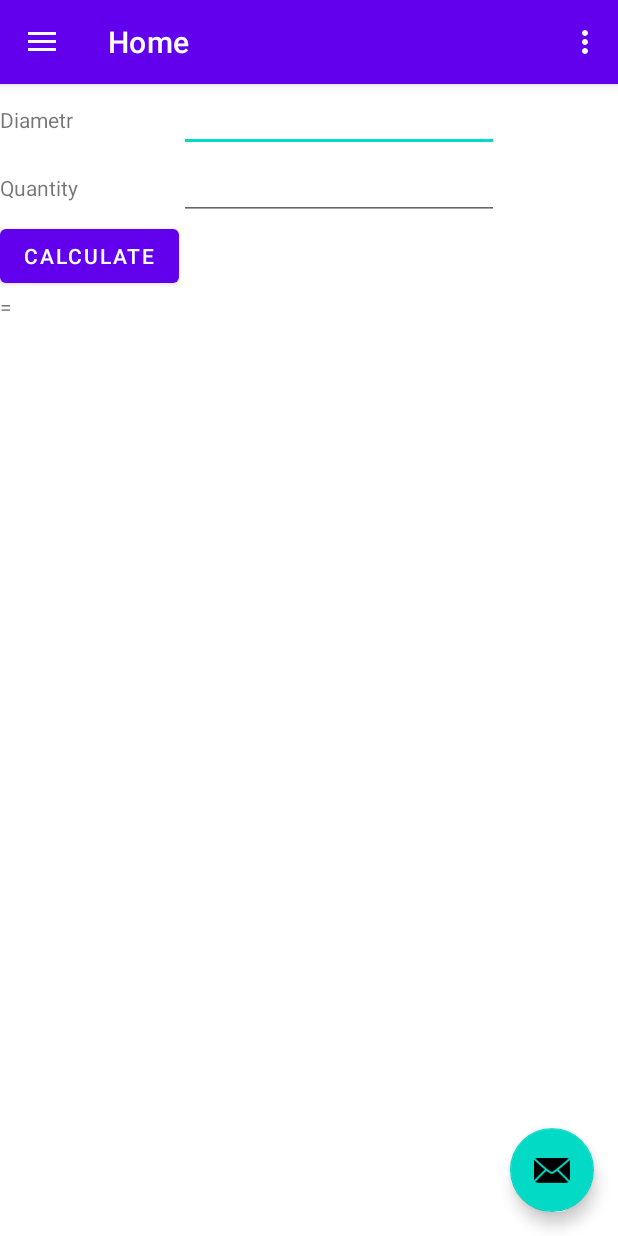
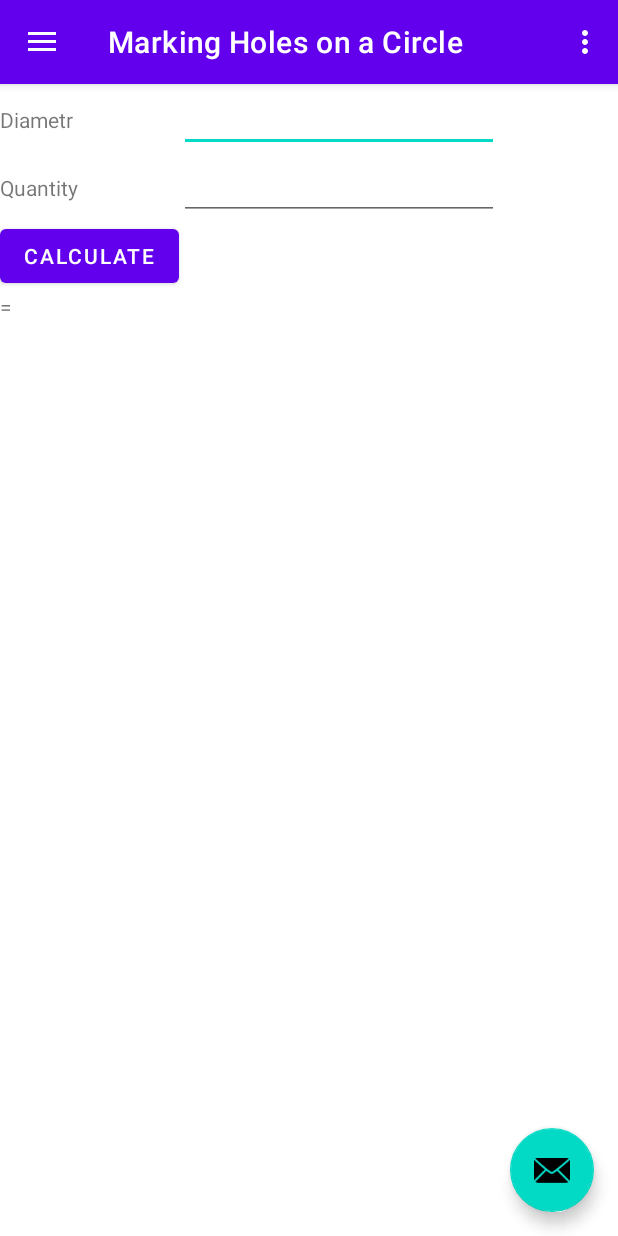
Before and after one commit to andrii033/metalworking, an Android app: the screen it shows after launch (MainActivity), on a phone screen of 412 x 824 dp. Run offline under Robolectric (Android 15) with nearby library versions, the phone set to English and light mode, and no system bars; our stand-ins replace navigation-ui.

Commit message:
rename home

```diff
--- a/app/src/main/java/com/ta/metalworking/MainActivity.kt
+++ b/app/src/main/java/com/ta/metalworking/MainActivity.kt
@@ -37,7 +37,7 @@ class MainActivity : AppCompatActivity() {
         // menu should be considered as top level destinations.
         appBarConfiguration = AppBarConfiguration(
             setOf(
-                R.id.nav_home, R.id.nav_gallery, R.id.nav_slideshow
+                R.id.nav_marking, R.id.nav_gallery, R.id.nav_slideshow
             ), drawerLayout
         )
         setupActionBarWithNavController(navController, appBarConfiguration)
--- a/app/src/main/java/com/ta/metalworking/ui/home/HomeFragment.kt
+++ b/app/src/main/java/com/ta/metalworking/ui/markingHoles/MarkingHolesFragment.kt
@@ -1,4 +1,4 @@
-package com.ta.metalworking.ui.home
+package com.ta.metalworking.ui.markingHoles
 
 import android.content.Context
 import android.os.Bundle
@@ -11,18 +11,15 @@ import android.widget.Button
 import android.widget.EditText
 import android.widget.TextView
 import androidx.appcompat.app.ActionBarDrawerToggle
-import androidx.core.content.ContextCompat.getSystemService
 import androidx.drawerlayout.widget.DrawerLayout
 import androidx.fragment.app.Fragment
-import androidx.lifecycle.ViewModelProvider
 import com.google.android.material.navigation.NavigationView
-import com.ta.metalworking.R
-import com.ta.metalworking.databinding.FragmentHomeBinding
+import com.ta.metalworking.databinding.FragmentMarkingBinding
 import java.text.DecimalFormat
 import kotlin.math.PI
 import kotlin.math.sin
 
-class HomeFragment : Fragment(),View.OnClickListener {
+class MarkingHolesFragment : Fragment(),View.OnClickListener {
 
     private lateinit var resTextView: TextView
     private lateinit var diametrTextView: EditText
@@ -35,7 +32,7 @@ class HomeFragment : Fragment(),View.OnClickListener {
 
 
 
-    private var _binding: FragmentHomeBinding? = null
+    private var _binding: FragmentMarkingBinding? = null
 
     // This property is only valid between onCreateView and
     // onDestroyView.
@@ -47,7 +44,7 @@ class HomeFragment : Fragment(),View.OnClickListener {
         savedInstanceState: Bundle?
     ): View {
         // Inflate the layout using the binding object
-        _binding = FragmentHomeBinding.inflate(inflater, container, false)
+        _binding = FragmentMarkingBinding.inflate(inflater, container, false)
         val root: View = binding.root
 
         // Access the views from the binding object
--- a/app/src/main/java/com/ta/metalworking/ui/home/HomeViewModel.kt
+++ b/app/src/main/java/com/ta/metalworking/ui/markingHoles/MarkingHolesViewModel.kt
@@ -1,10 +1,10 @@
-package com.ta.metalworking.ui.home
+package com.ta.metalworking.ui.markingHoles
 
 import androidx.lifecycle.LiveData
 import androidx.lifecycle.MutableLiveData
 import androidx.lifecycle.ViewModel
 
-class HomeViewModel : ViewModel() {
+class MarkingHolesViewModel : ViewModel() {
 
     private val _text = MutableLiveData<String>().apply {
         value = "This is home Fragment"
--- a/app/src/main/res/layout/fragment_home.xml
+++ b/app/src/main/res/layout/fragment_marking.xml
@@ -4,7 +4,7 @@
     xmlns:tools="http://schemas.android.com/tools"
     android:layout_width="match_parent"
     android:layout_height="match_parent"
-    tools:context=".ui.home.HomeFragment">
+    tools:context=".ui.markingHoles.MarkingHolesFragment">
 
     <TableLayout
         android:layout_width="match_parent"
--- a/app/src/main/res/menu/activity_main_drawer.xml
+++ b/app/src/main/res/menu/activity_main_drawer.xml
@@ -5,7 +5,7 @@
 
     <group android:checkableBehavior="single">
         <item
-            android:id="@+id/nav_home"
+            android:id="@+id/nav_marking"
             android:icon="@drawable/ic_menu_camera"
             android:title="@string/menu_home" />
         <item
--- a/app/src/main/res/navigation/mobile_navigation.xml
+++ b/app/src/main/res/navigation/mobile_navigation.xml
@@ -3,13 +3,13 @@
     xmlns:app="http://schemas.android.com/apk/res-auto"
     xmlns:tools="http://schemas.android.com/tools"
     android:id="@+id/mobile_navigation"
-    app:startDestination="@+id/nav_home">
+    app:startDestination="@+id/nav_marking">
 
     <fragment
-        android:id="@+id/nav_home"
-        android:name="com.ta.metalworking.ui.home.HomeFragment"
+        android:id="@+id/nav_marking"
+        android:name="com.ta.metalworking.ui.markingHoles.MarkingHolesFragment"
         android:label="@string/menu_home"
-        tools:layout="@layout/fragment_home" />
+        tools:layout="@layout/fragment_marking" />
 
     <fragment
         android:id="@+id/nav_gallery"
--- a/app/src/main/res/values/strings.xml
+++ b/app/src/main/res/values/strings.xml
@@ -7,7 +7,7 @@
     <string name="nav_header_desc">Navigation header</string>
     <string name="action_settings">Settings</string>
 
-    <string name="menu_home">Home</string>
+    <string name="menu_home">Marking Holes on a Circle</string>
     <string name="menu_gallery">Gallery</string>
     <string name="menu_slideshow">Slideshow</string>
 </resources>
```
